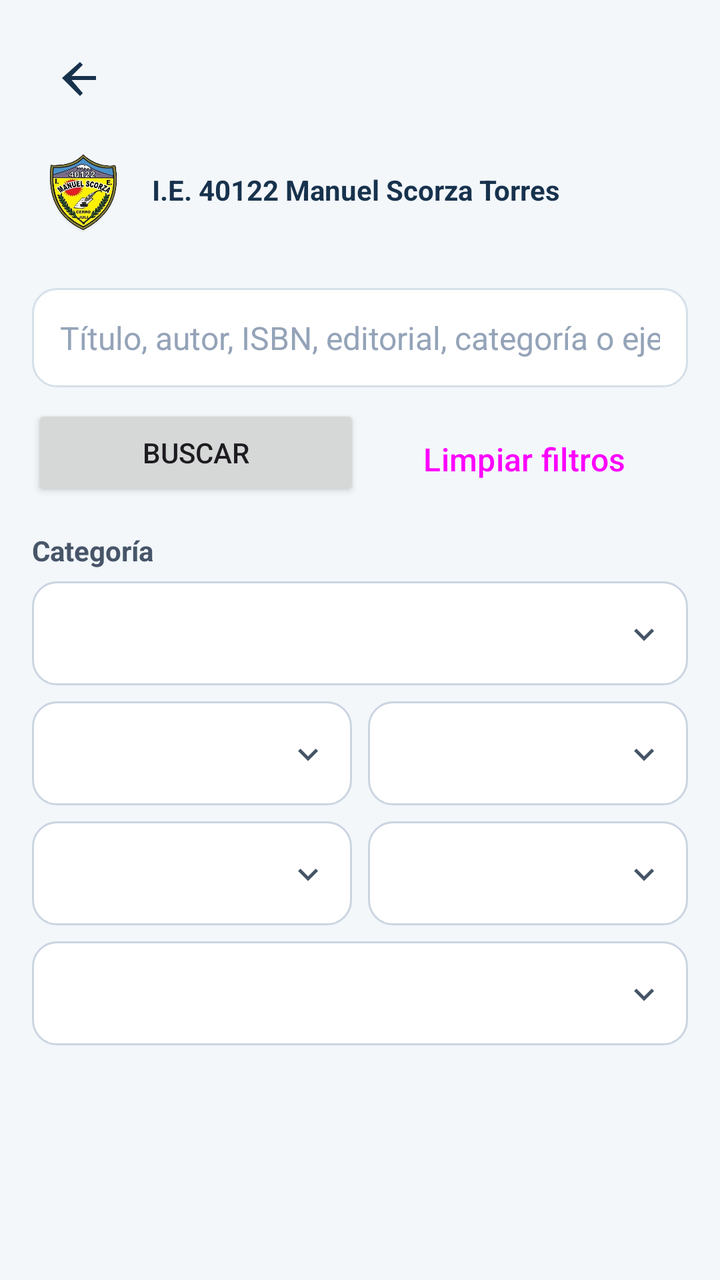
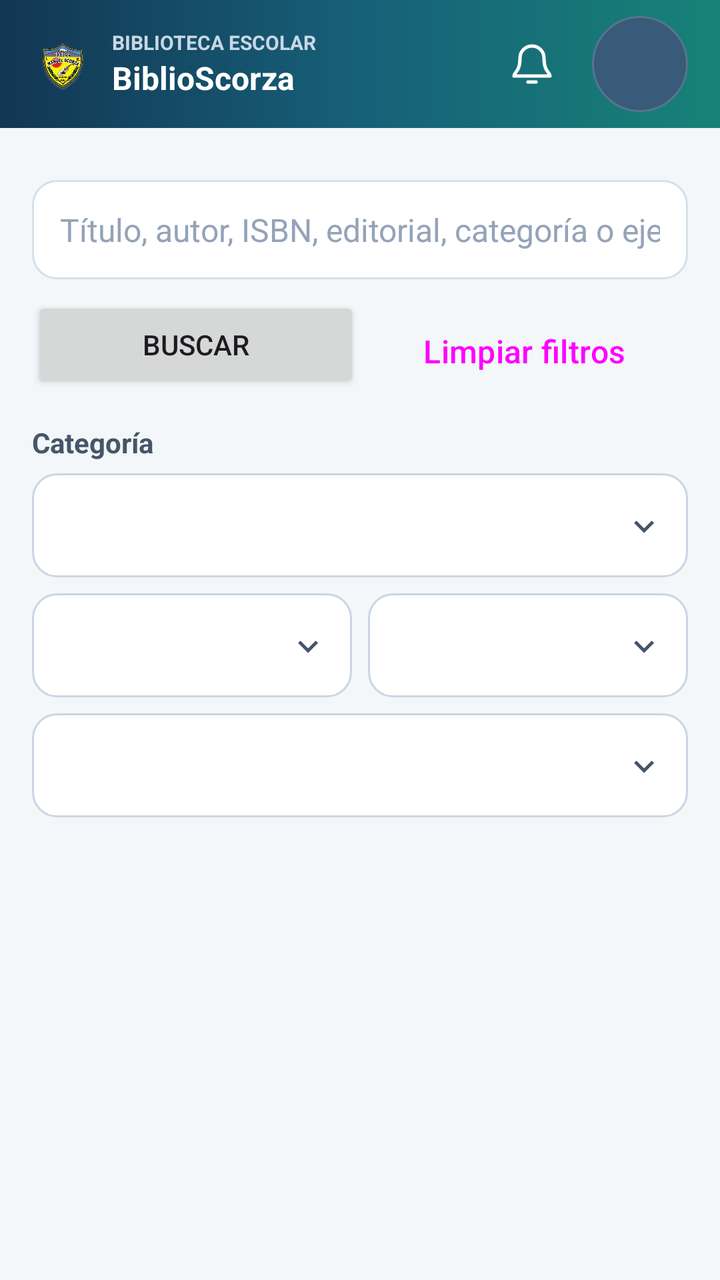

Compare the two renders of this Android layout. The source of the first and the diff that turns it into the second are given below.
<!-- AndroidManifest.xml: application theme Theme.BiblioScorza -->
<!-- res/layout/activity_buscar.xml -->
<?xml version="1.0" encoding="utf-8"?>
<LinearLayout xmlns:android="http://schemas.android.com/apk/res/android"
    android:layout_width="match_parent" android:layout_height="match_parent"
    android:orientation="vertical" android:padding="16dp">
<include layout="@layout/view_back_button" />
<include layout="@layout/header_brand" />
    <EditText android:id="@+id/etBuscar" style="@style/BsInput"
        android:hint="Título, autor, ISBN, editorial, categoría o ejemplar" android:inputType="text" />
    <LinearLayout android:layout_width="match_parent" android:layout_height="wrap_content"
        android:orientation="horizontal">
        <Button android:id="@+id/btnBuscar" android:layout_width="0dp" android:layout_height="48dp"
            android:layout_weight="1" android:layout_marginTop="8dp" android:text="Buscar" />
        <Button android:id="@+id/btnLimpiar" style="@style/BsButtonOutline"
            android:layout_width="0dp" android:layout_height="48dp" android:layout_weight="1"
            android:text="Limpiar filtros" />
    </LinearLayout>
    <TextView android:layout_width="match_parent" android:layout_height="wrap_content"
        android:layout_marginTop="12dp" android:layout_marginBottom="6dp"
        android:text="Categoría" android:textColor="#475569" android:textSize="14sp"
        android:textStyle="bold" />
    <Spinner android:id="@+id/spCategoria" android:layout_width="match_parent" android:layout_height="52dp"
        android:background="@drawable/bg_filter_spinner" android:contentDescription="Filtrar por categoría"
        android:paddingStart="12dp" android:paddingEnd="40dp" android:spinnerMode="dropdown" />
    <LinearLayout android:layout_width="match_parent" android:layout_height="wrap_content"
        android:layout_marginTop="8dp" android:orientation="horizontal">
        <Spinner android:id="@+id/spNivel" android:layout_width="0dp" android:layout_height="52dp"
            android:layout_marginEnd="4dp" android:layout_weight="1" android:background="@drawable/bg_filter_spinner"
            android:contentDescription="Filtrar por nivel educativo" android:paddingStart="10dp"
            android:paddingEnd="36dp" android:spinnerMode="dropdown" />
        <Spinner android:id="@+id/spDisponibilidad" android:layout_width="0dp" android:layout_height="52dp"
            android:layout_marginStart="4dp" android:layout_weight="1" android:background="@drawable/bg_filter_spinner"
            android:contentDescription="Filtrar por disponibilidad" android:paddingStart="10dp"
            android:paddingEnd="36dp" android:spinnerMode="dropdown" />
    </LinearLayout>
    <LinearLayout android:layout_width="match_parent" android:layout_height="wrap_content"
        android:layout_marginTop="8dp" android:orientation="horizontal">
        <Spinner android:id="@+id/spTipoControl" android:layout_width="0dp" android:layout_height="52dp"
            android:layout_marginEnd="4dp" android:layout_weight="1" android:background="@drawable/bg_filter_spinner"
            android:contentDescription="Filtrar por tipo de control" android:paddingStart="10dp"
            android:paddingEnd="36dp" android:spinnerMode="dropdown" />
        <Spinner android:id="@+id/spUbicacion" android:layout_width="0dp" android:layout_height="52dp"
            android:layout_marginStart="4dp" android:layout_weight="1" android:background="@drawable/bg_filter_spinner"
            android:contentDescription="Filtrar por ubicación" android:paddingStart="10dp"
            android:paddingEnd="36dp" android:spinnerMode="dropdown" />
    </LinearLayout>
    <LinearLayout android:layout_width="match_parent" android:layout_height="wrap_content"
        android:layout_marginTop="8dp" android:orientation="horizontal">
        <Spinner android:id="@+id/spEstado" android:layout_width="match_parent" android:layout_height="52dp"
            android:background="@drawable/bg_filter_spinner" android:contentDescription="Filtrar por estado del libro"
            android:paddingStart="12dp" android:paddingEnd="40dp" android:spinnerMode="dropdown" />
    </LinearLayout>
    <ProgressBar android:id="@+id/progreso" android:layout_width="wrap_content"
        android:layout_height="wrap_content" android:layout_gravity="center_horizontal"
        android:visibility="gone" />
    <TextView android:id="@+id/tvFiltros" style="@style/BsText" />
    <TextView android:id="@+id/tvMsg" style="@style/BsText" />
    <ListView android:id="@+id/lista" android:layout_width="match_parent"
        android:layout_height="0dp" android:layout_weight="1" android:layout_marginTop="8dp"
        android:dividerHeight="8dp" />
    <Button android:id="@+id/btnMas" android:layout_width="match_parent"
        android:layout_height="48dp" android:text="Cargar más" android:visibility="gone" />
</LinearLayout>
<!-- res/layout/view_back_button.xml (included above) -->
<?xml version="1.0" encoding="utf-8"?>
<ImageButton xmlns:android="http://schemas.android.com/apk/res/android"
    android:id="@+id/btnVolver"
    android:layout_width="48dp"
    android:layout_height="48dp"
    android:layout_marginBottom="4dp"
    android:background="?attr/selectableItemBackgroundBorderless"
    android:contentDescription="Volver"
    android:padding="12dp"
    android:src="@drawable/ic_arrow_back"
    android:tint="#17324D" />
<!-- res/layout/header_brand.xml (included above) -->
<?xml version="1.0" encoding="utf-8"?>
<LinearLayout xmlns:android="http://schemas.android.com/apk/res/android"
    android:layout_width="match_parent"
    android:layout_height="wrap_content"
    android:gravity="center_vertical"
    android:orientation="horizontal"
    android:paddingBottom="12dp">

    <ImageView
        android:layout_width="50dp"
        android:layout_height="54dp"
        android:adjustViewBounds="true"
        android:contentDescription="Escudo de la I.E. 40122 Manuel Scorza Torres"
        android:scaleType="fitCenter"
        android:src="@drawable/escudo_colegio_transparente" />

    <TextView
        android:layout_width="0dp"
        android:layout_height="wrap_content"
        android:layout_marginStart="10dp"
        android:layout_weight="1"
        android:text="I.E. 40122 Manuel Scorza Torres"
        android:textColor="#17324D"
        android:textSize="14sp"
        android:textStyle="bold" />
</LinearLayout>
<!-- resources referenced by this layout -->
<resources>
  <!-- drawable ic_arrow_back (drawable) -->
  <vector xmlns:android="http://schemas.android.com/apk/res/android"
      android:width="24dp" android:height="24dp"
      android:viewportWidth="24" android:viewportHeight="24">
      <path android:fillColor="#FF000000"
          android:pathData="M20,12v-2H7.83l5.59,-5.59L12,3l-9,8 9,9 1.41,-1.41L7.83,12H20z" />
  </vector>
  <style name="BsButtonOutline" parent="Widget.Material3.Button.OutlinedButton">
          <item name="android:layout_width">match_parent</item>
          <item name="android:layout_height">54dp</item>
          <item name="android:layout_marginTop">12dp</item>
          <item name="android:textSize">16sp</item>
          <item name="cornerRadius">14dp</item>
      </style>
  <style name="BsText">
          <item name="android:layout_width">match_parent</item>
          <item name="android:layout_height">wrap_content</item>
          <item name="android:layout_marginTop">8dp</item>
          <item name="android:textSize">15sp</item>
          <item name="android:textColor">#1E293B</item>
      </style>
  <!-- drawable ic_filter_expand (drawable) -->
  <vector xmlns:android="http://schemas.android.com/apk/res/android"
      android:width="24dp"
      android:height="24dp"
      android:viewportWidth="24"
      android:viewportHeight="24">
      <path
          android:fillColor="#475569"
          android:pathData="M7.4,9.2L12,13.8l4.6,-4.6L18,10.6l-6,6 -6,-6z" />
  </vector>
  <!-- drawable input_bg (drawable) -->
  <?xml version="1.0" encoding="utf-8"?>
  <shape xmlns:android="http://schemas.android.com/apk/res/android" android:shape="rectangle">
      <solid android:color="#FFFFFF" />
      <stroke android:width="1dp" android:color="#D6E0E8" />
      <corners android:radius="12dp" />
  </shape>
  <!-- unchanged entries left out for length: 4 -->
</resources>

<!-- the commit's change to res/layout/activity_buscar.xml (unified diff, before → after) -->
@@ -1,9 +1,10 @@
 <?xml version="1.0" encoding="utf-8"?>
 <LinearLayout xmlns:android="http://schemas.android.com/apk/res/android"
     android:layout_width="match_parent" android:layout_height="match_parent"
-    android:orientation="vertical" android:padding="16dp">
-<include layout="@layout/view_back_button" />
-<include layout="@layout/header_brand" />
+    android:orientation="vertical">
+    <include layout="@layout/view_top_bar" />
+    <LinearLayout android:layout_width="match_parent" android:layout_height="0dp"
+        android:layout_weight="1" android:orientation="vertical" android:padding="16dp">
     <EditText android:id="@+id/etBuscar" style="@style/BsInput"
         android:hint="Título, autor, ISBN, editorial, categoría o ejemplar" android:inputType="text" />
     <LinearLayout android:layout_width="match_parent" android:layout_height="wrap_content"
@@ -32,23 +33,10 @@
             android:contentDescription="Filtrar por disponibilidad" android:paddingStart="10dp"
             android:paddingEnd="36dp" android:spinnerMode="dropdown" />
     </LinearLayout>
-    <LinearLayout android:layout_width="match_parent" android:layout_height="wrap_content"
-        android:layout_marginTop="8dp" android:orientation="horizontal">
-        <Spinner android:id="@+id/spTipoControl" android:layout_width="0dp" android:layout_height="52dp"
-            android:layout_marginEnd="4dp" android:layout_weight="1" android:background="@drawable/bg_filter_spinner"
-            android:contentDescription="Filtrar por tipo de control" android:paddingStart="10dp"
-            android:paddingEnd="36dp" android:spinnerMode="dropdown" />
-        <Spinner android:id="@+id/spUbicacion" android:layout_width="0dp" android:layout_height="52dp"
-            android:layout_marginStart="4dp" android:layout_weight="1" android:background="@drawable/bg_filter_spinner"
-            android:contentDescription="Filtrar por ubicación" android:paddingStart="10dp"
-            android:paddingEnd="36dp" android:spinnerMode="dropdown" />
-    </LinearLayout>
-    <LinearLayout android:layout_width="match_parent" android:layout_height="wrap_content"
-        android:layout_marginTop="8dp" android:orientation="horizontal">
-        <Spinner android:id="@+id/spEstado" android:layout_width="match_parent" android:layout_height="52dp"
-            android:background="@drawable/bg_filter_spinner" android:contentDescription="Filtrar por estado del libro"
-            android:paddingStart="12dp" android:paddingEnd="40dp" android:spinnerMode="dropdown" />
-    </LinearLayout>
+    <Spinner android:id="@+id/spEstado" android:layout_width="match_parent" android:layout_height="52dp"
+        android:layout_marginTop="8dp" android:background="@drawable/bg_filter_spinner"
+        android:contentDescription="Filtrar por estado del libro"
+        android:paddingStart="12dp" android:paddingEnd="40dp" android:spinnerMode="dropdown" />
     <ProgressBar android:id="@+id/progreso" android:layout_width="wrap_content"
         android:layout_height="wrap_content" android:layout_gravity="center_horizontal"
         android:visibility="gone" />
@@ -59,43 +47,109 @@
         android:dividerHeight="8dp" />
     <Button android:id="@+id/btnMas" android:layout_width="match_parent"
         android:layout_height="48dp" android:text="Cargar más" android:visibility="gone" />
+    </LinearLayout>
 </LinearLayout>
-<!-- res/layout/view_back_button.xml (included above) -->
-<?xml version="1.0" encoding="utf-8"?>
-<ImageButton xmlns:android="http://schemas.android.com/apk/res/android"
-    android:id="@+id/btnVolver"
-    android:layout_width="48dp"
-    android:layout_height="48dp"
-    android:layout_marginBottom="4dp"
-    android:background="?attr/selectableItemBackgroundBorderless"
-    android:contentDescription="Volver"
-    android:padding="12dp"
-    android:src="@drawable/ic_arrow_back"
-    android:tint="#17324D" />
-<!-- res/layout/header_brand.xml (included above) -->
+<!-- res/layout/view_top_bar.xml (included above) -->
 <?xml version="1.0" encoding="utf-8"?>
 <LinearLayout xmlns:android="http://schemas.android.com/apk/res/android"
     android:layout_width="match_parent"
-    android:layout_height="wrap_content"
+    android:layout_height="64dp"
+    android:background="@drawable/bg_top_bar"
     android:gravity="center_vertical"
     android:orientation="horizontal"
-    android:paddingBottom="12dp">
+    android:paddingStart="16dp"
+    android:paddingEnd="16dp">
+
+    <ImageButton
+        android:id="@+id/btnVolver"
+        android:layout_width="44dp"
+        android:layout_height="44dp"
+        android:background="?attr/selectableItemBackgroundBorderless"
+        android:contentDescription="Volver"
+        android:padding="12dp"
+        android:src="@drawable/ic_arrow_back"
+        android:tint="#FFFFFF"
+        android:visibility="gone" />
 
     <ImageView
-        android:layout_width="50dp"
-        android:layout_height="54dp"
-        android:adjustViewBounds="true"
-        android:contentDescription="Escudo de la I.E. 40122 Manuel Scorza Torres"
+        android:layout_width="30dp"
+        android:layout_height="36dp"
+        android:contentDescription="Escudo de Biblioteca-Scorza"
         android:scaleType="fitCenter"
         android:src="@drawable/escudo_colegio_transparente" />
 
-    <TextView
+    <LinearLayout
         android:layout_width="0dp"
         android:layout_height="wrap_content"
         android:layout_marginStart="10dp"
         android:layout_weight="1"
-        android:text="I.E. 40122 Manuel Scorza Torres"
-        android:textColor="#17324D"
+        android:orientation="vertical">
+
+        <TextView
+            android:layout_width="match_parent"
+            android:layout_height="wrap_content"
+            android:ellipsize="end"
+            android:maxLines="1"
+            android:text="BIBLIOTECA ESCOLAR"
+            android:textColor="#C8D7E5"
+            android:textSize="10sp"
+            android:textStyle="bold" />
+
+        <TextView
+            android:layout_width="match_parent"
+            android:layout_height="wrap_content"
+            android:ellipsize="end"
+            android:maxLines="1"
+            android:text="BiblioScorza"
+            android:textColor="#FFFFFF"
+            android:textSize="16sp"
+            android:textStyle="bold" />
+    </LinearLayout>
+
+    <FrameLayout
+        android:id="@+id/btnNotificaciones"
+        android:layout_width="48dp"
+        android:layout_height="48dp"
+        android:layout_marginStart="4dp"
+        android:background="@drawable/bg_top_bar_action_ripple"
+        android:clickable="true"
+        android:contentDescription="Notificaciones"
+        android:focusable="true">
+
+        <ImageView
+            android:layout_width="24dp"
+            android:layout_height="24dp"
+            android:layout_gravity="center"
+            android:contentDescription="@null"
+            android:src="@drawable/ic_notifications"
+            android:tint="#FFFFFF" />
+
+        <TextView
+            android:id="@+id/tvNotificaciones"
+            android:layout_width="18dp"
+            android:layout_height="18dp"
+            android:layout_gravity="top|end"
+            android:background="@drawable/bg_top_bar_badge"
+            android:gravity="center"
+            android:textColor="#FFFFFF"
+            android:textSize="10sp"
+            android:textStyle="bold"
+            android:visibility="gone" />
+    </FrameLayout>
+
+    <TextView
+        android:id="@+id/btnPerfil"
+        android:layout_width="48dp"
+        android:layout_height="48dp"
+        android:layout_marginStart="6dp"
+        android:background="@drawable/bg_top_bar_avatar_ripple"
+        android:clickable="true"
+        android:contentDescription="Abrir perfil del usuario"
+        android:focusable="true"
+        android:gravity="center"
+        android:minHeight="48dp"
+        android:minWidth="48dp"
+        android:textColor="#FFFFFF"
         android:textSize="14sp"
         android:textStyle="bold" />
 </LinearLayout>
<!-- resource entries referenced after the edit -->
@@ -1,11 +1,63 @@
 <!-- resources referenced by this layout -->
 <resources>
+  <!-- drawable bg_top_bar (drawable) -->
+  <?xml version="1.0" encoding="utf-8"?>
+  <shape xmlns:android="http://schemas.android.com/apk/res/android">
+      <gradient
+          android:angle="0"
+          android:centerColor="#176078"
+          android:endColor="#178277"
+          android:startColor="#123653"
+          android:type="linear" />
+      <corners android:radius="0dp" />
+  </shape>
+  <!-- drawable bg_top_bar_action_ripple (drawable) -->
+  <?xml version="1.0" encoding="utf-8"?>
+  <ripple xmlns:android="http://schemas.android.com/apk/res/android"
+      android:color="#55FFFFFF">
+      <item android:id="@android:id/mask">
+          <shape android:shape="oval">
+              <solid android:color="#FFFFFFFF" />
+          </shape>
+      </item>
+  </ripple>
+  <!-- drawable bg_top_bar_avatar_ripple (drawable) -->
+  <?xml version="1.0" encoding="utf-8"?>
+  <ripple xmlns:android="http://schemas.android.com/apk/res/android"
+      android:color="#66FFFFFF">
+      <item android:drawable="@drawable/bg_top_bar_avatar" />
+      <item android:id="@android:id/mask">
+          <shape android:shape="oval">
+              <solid android:color="#FFFFFFFF" />
+          </shape>
+      </item>
+  </ripple>
+  <!-- drawable bg_top_bar_badge (drawable) -->
+  <?xml version="1.0" encoding="utf-8"?>
+  <shape xmlns:android="http://schemas.android.com/apk/res/android">
+      <solid android:color="#D93445" />
+      <corners android:radius="50dp" />
+  </shape>
   <!-- drawable ic_arrow_back (drawable) -->
   <vector xmlns:android="http://schemas.android.com/apk/res/android"
       android:width="24dp" android:height="24dp"
       android:viewportWidth="24" android:viewportHeight="24">
       <path android:fillColor="#FF000000"
           android:pathData="M20,12v-2H7.83l5.59,-5.59L12,3l-9,8 9,9 1.41,-1.41L7.83,12H20z" />
+  </vector>
+  <!-- drawable ic_notifications (drawable) -->
+  <vector xmlns:android="http://schemas.android.com/apk/res/android"
+      android:width="24dp"
+      android:height="24dp"
+      android:viewportWidth="24"
+      android:viewportHeight="24">
+      <path
+          android:fillColor="#00000000"
+          android:pathData="M18,9a6,6 0,0 0,-12 0c0,7 -3,7 -3,9h18c0,-2 -3,-2 -3,-9M10,21h4"
+          android:strokeColor="#FFFFFFFF"
+          android:strokeLineCap="round"
+          android:strokeLineJoin="round"
+          android:strokeWidth="1.7" />
   </vector>
   <style name="BsButtonOutline" parent="Widget.Material3.Button.OutlinedButton">
           <item name="android:layout_width">match_parent</item>
@@ -31,6 +83,12 @@
           android:fillColor="#475569"
           android:pathData="M7.4,9.2L12,13.8l4.6,-4.6L18,10.6l-6,6 -6,-6z" />
   </vector>
+  <!-- drawable bg_top_bar_avatar (drawable) -->
+  <?xml version="1.0" encoding="utf-8"?>
+  <shape xmlns:android="http://schemas.android.com/apk/res/android" android:shape="oval">
+      <solid android:color="#385B7A" />
+      <stroke android:width="1dp" android:color="#58748E" />
+  </shape>
   <!-- drawable input_bg (drawable) -->
   <?xml version="1.0" encoding="utf-8"?>
   <shape xmlns:android="http://schemas.android.com/apk/res/android" android:shape="rectangle">
